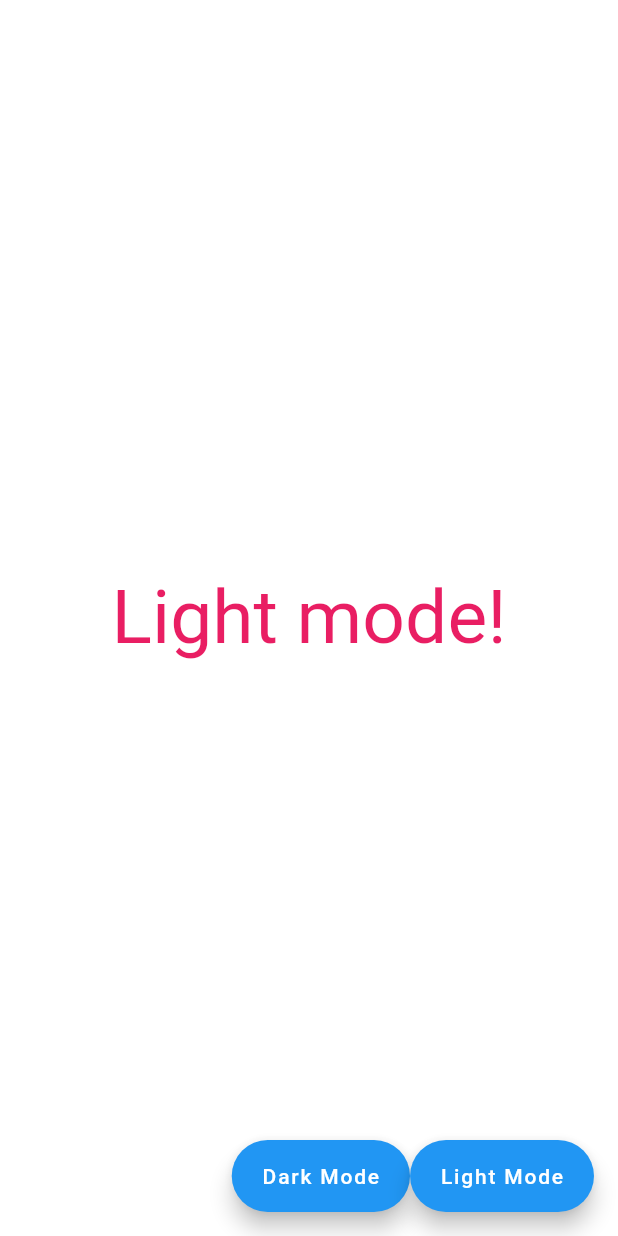
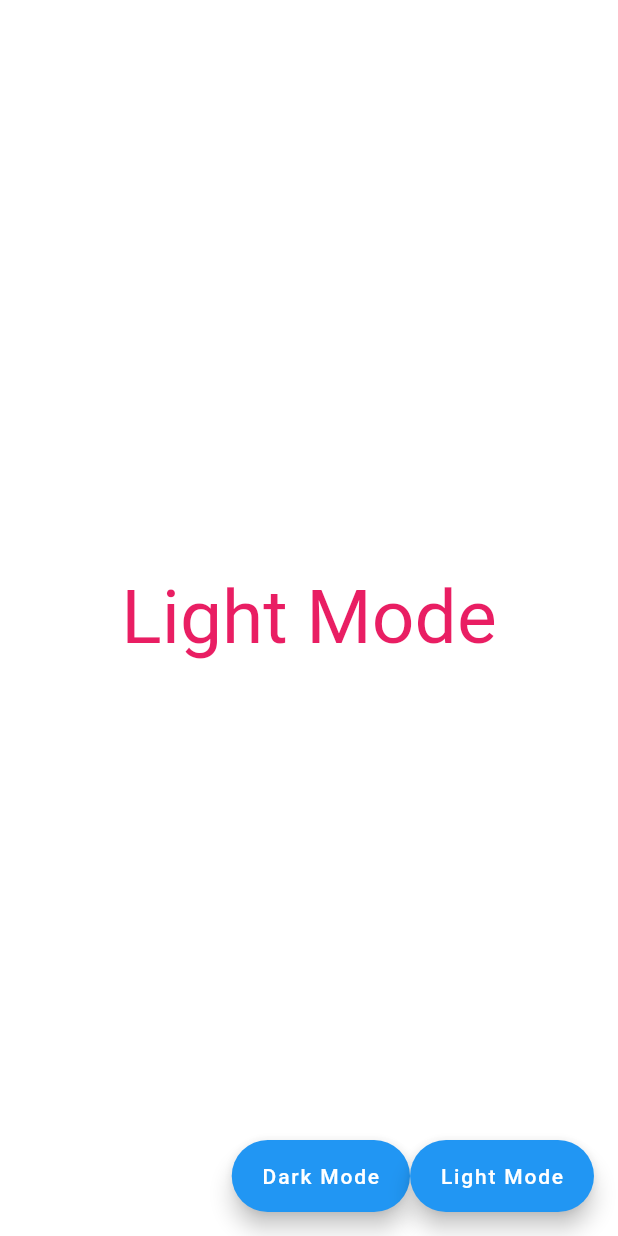
Before and after one commit to G-Dip/question1, a Flutter app: the screen it shows after launch, on a phone screen of 412 x 824 dp. Run offline on Flutter 3.47's test engine with Material 2 defaults, Android fonts, the phone set to English and light mode, and no system bars.

Commit message:
3rd commit

```diff
--- a/lib/main.dart
+++ b/lib/main.dart
@@ -12,7 +12,7 @@ class Home extends StatefulWidget {
 
 class _HomeState extends State<Home> {
   String _modeName = "Light Mode";
-  String _colorName = "white";
+  Color _colorName = Colors.white;
   get modeName => _modeName;
   get colorName => _colorName;
 
@@ -29,7 +29,7 @@ class _HomeState extends State<Home> {
       backgroundColor: Colors.white,
       body: Center(
         child: Text(
-          'Light mode!',
+          modeName,
           style: TextStyle(
             color: Colors.pink,
             fontSize: 50,
@@ -39,16 +39,29 @@ class _HomeState extends State<Home> {
       floatingActionButton: Row(
         mainAxisAlignment: MainAxisAlignment.end,
         children: <Widget>[
-          FloatingActionButton.extended(
-            label: Text('Dark Mode'),
-            onPressed: null,
+          myButton(
+            'Dark Mode',
+            () {
+              modeName = "Dark Mode";
+              colorName = "black";
+            },
           ),
-          FloatingActionButton.extended(
-            label: Text('Light Mode'),
-            onPressed: null,
+          myButton(
+            'Light Mode',
+            () {
+              modeName = "Light Mode";
+              colorName = "white";
+            },
           ),
         ],
       ),
     );
   }
 }
+
+FloatingActionButton myButton(btnName, function) {
+  return FloatingActionButton.extended(
+    onPressed: function,
+    label: Text(btnName),
+  );
+}
```
